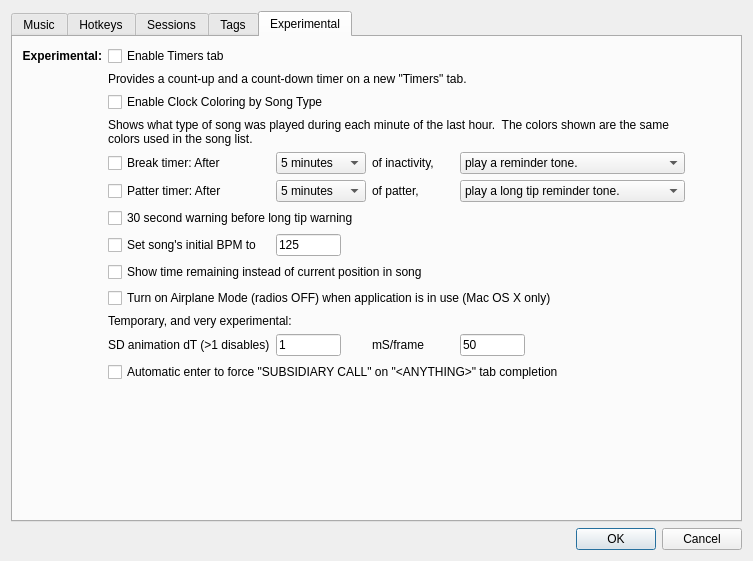
Old version of the form SquareDesk-DEV/test123/preferencesdialog.ui in the repository mpogue2/SquareDesk.
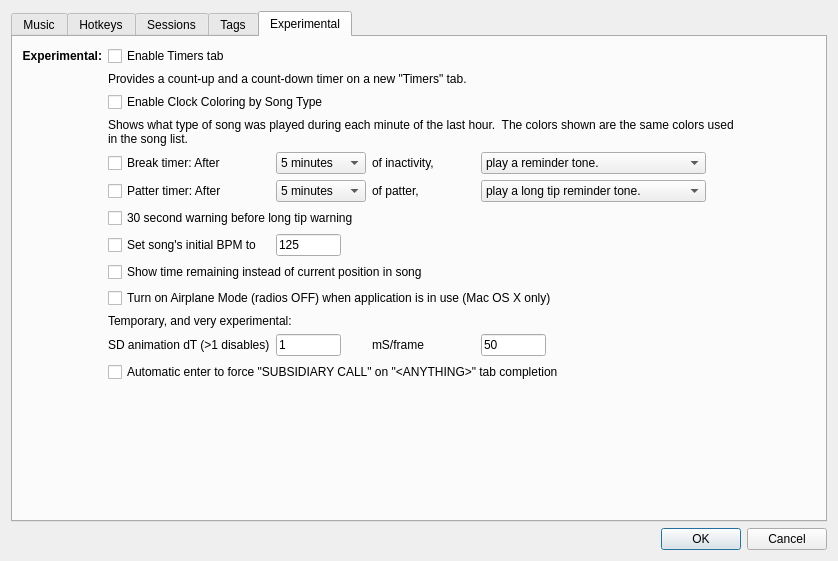
New version of the form. Icons and pictures are not drawn.

```diff
--- a/SquareDesk-DEV/test123/preferencesdialog.ui
+++ b/SquareDesk-DEV/test123/preferencesdialog.ui
@@ -6,7 +6,7 @@
    <rect>
     <x>0</x>
     <y>0</y>
-    <width>753</width>
+    <width>838</width>
     <height>561</height>
    </rect>
   </property>
```
Left out of the diff: 20 changed lines with no effect on the pictures.
